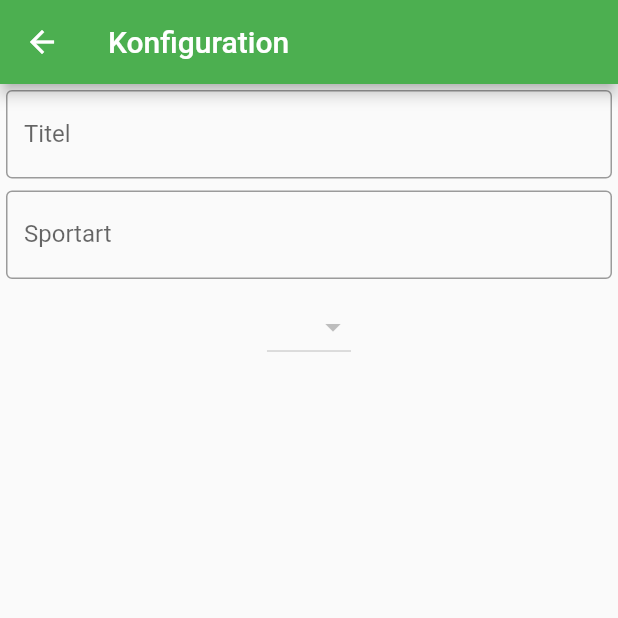
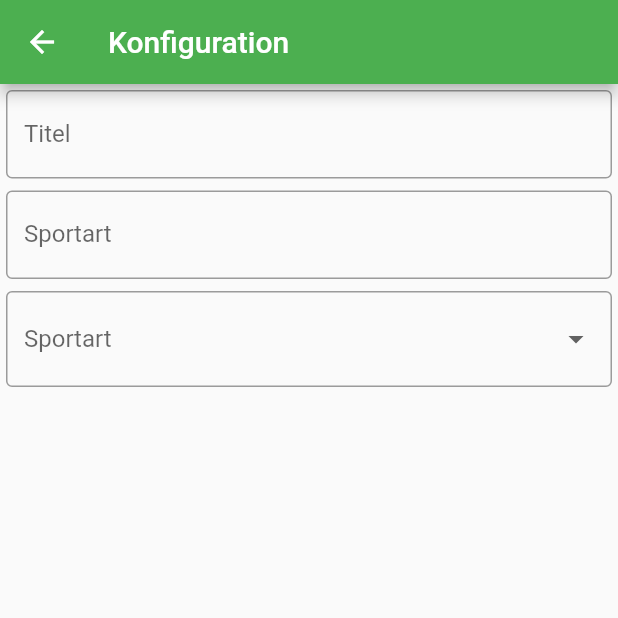
Before and after one commit to KuhnFinn/TableCreater, a Flutter app: the CreateSchedule screen opened directly, on a phone screen of 412 x 824 dp, the top half of it. Run offline on Flutter 3.47's test engine with Material 2 defaults, Android fonts, the phone set to English and light mode, and no system bars.

```diff
--- a/lib/Routes/CreateSchedule.dart
+++ b/lib/Routes/CreateSchedule.dart
@@ -2,7 +2,72 @@ import 'package:flutter/cupertino.dart';
 import 'package:flutter/material.dart';
 import 'package:flutter_app/data/Text.dart';
 
-class CreateSchedule extends StatelessWidget {
+class CreateSchedule extends StatefulWidget {
+  @override
+  State<StatefulWidget> createState() => _initState();
+}
+
+enum sports { Fussball, Faustball }
+
+class _initState extends State<CreateSchedule> {
+  List<String> _sports = ['Fussball', 'Faustball'];
+  String _seleectedSport;
+  var _sport;
+
+  @override
+  Widget build(BuildContext context) {
+    return Scaffold(
+      appBar: AppBar(
+        title: Text(str_titelCreateSchedule),
+      ),
+      body: Column(children: <Widget>[
+        Padding(
+          padding: const EdgeInsets.all(4.0),
+          child: TextFormField(
+            decoration: InputDecoration(
+              border: OutlineInputBorder(),
+              labelText: 'Titel',
+            ),
+          ),
+        ),
+        Padding(
+          padding: const EdgeInsets.all(4.0),
+          child: TextFormField(
+            decoration: InputDecoration(
+              border: OutlineInputBorder(),
+              labelText: 'Sportart',
+            ),
+          ),
+        ),
+
+        Padding(
+          padding: const EdgeInsets.all(4.0),
+          child: DropdownButtonFormField(
+            decoration: InputDecoration(
+              border: OutlineInputBorder(),
+            ),
+            value: _seleectedSport,
+            items: _sports
+                .map<DropdownMenuItem<String>>((String value) {
+              return DropdownMenuItem<String>(
+                value: value,
+                child: Text(value),
+              );
+            }).toList(),
+            onChanged: (newValue) {
+              setState(() {
+                _seleectedSport = newValue;
+              });
+            },
+            hint: Text("Sportart"),
+          ),
+        ),
+      ]),
+    );
+  }
+}
+
+class CreateSchedule2 extends StatelessWidget {
   @override
   Widget build(BuildContext context) {
     // TODO: implement build
@@ -29,20 +94,7 @@ class CreateSchedule extends StatelessWidget {
             ),
           ),
         ),
-        Padding(
-          padding: const EdgeInsets.all(4.0),
-          child: DropdownButton<String>(
-            icon: Icon(Icons.arrow_drop_down),
-            value: 'Drei',
-            items: <String>['One', 'Two', 'Free', 'Four']
-                .map<DropdownMenuItem<String>>((String value) {
-              return DropdownMenuItem<String>(
-                value: value,
-                child: Text(value),
-              );
-            }).toList(),
-          ),
-        ),
+        Padding(padding: const EdgeInsets.all(4.0)),
       ]),
     );
   }
--- a/lib/main.dart
+++ b/lib/main.dart
@@ -12,7 +12,6 @@ class MyApp extends StatelessWidget {
       title: str_titel,
       theme: ThemeData(
         primarySwatch: Colors.green,
-
       ),
       home: MyHomePage(title: str_titel),
     );
@@ -22,8 +21,6 @@ class MyApp extends StatelessWidget {
 class MyHomePage extends StatefulWidget {
   MyHomePage({Key key, this.title}) : super(key: key);
 
-
-
   final String title;
 
   @override
@@ -31,56 +28,43 @@ class MyHomePage extends StatefulWidget {
 }
 
 class _MyHomePageState extends State<MyHomePage> {
-  int _counter = 0;
-
-  void _incrementCounter() {
-    setState(() {
-
-      _counter++;
-    });
-  }
-
   @override
   Widget build(BuildContext context) {
-    Schedule tab1 =new Schedule("Spieltga 2", new DateTime(2019,12,9,12,10), new DateTime(2019,3,30),"Fußball");
+    Schedule tab1 = new Schedule(
+        "Spieltga 2",
+        new DateTime(2019, 12, 9, 12, 10),
+        new DateTime(2019, 3, 30),
+        "Fußball");
 
     return Scaffold(
       appBar: AppBar(
-
         title: Text(widget.title),
         leading: Icon(Icons.menu),
       ),
       body: Column(
-
         mainAxisAlignment: MainAxisAlignment.start,
         children: <Widget>[
           Card(
-
             child: Column(
               children: <Widget>[
                 Image.asset('assets/images/Fußball_klein.png'),
                 ListTile(
-
-                    title:  Text("Spielplan 1"),
+                  title: Text("Spielplan 1"),
                   subtitle: Text("03.03.2019"),
                 ),
               ],
             ),
           ),
           Padding(
-              padding: const EdgeInsets.all(4.0),
-              child: tab1.generateCard()
-            ),
+              padding: const EdgeInsets.all(4.0), child: tab1.generateCard()),
           Padding(
-                padding: const EdgeInsets.all(4.0),
-                child: tab1.generateCard()
-            ),
-
+              padding: const EdgeInsets.all(4.0), child: tab1.generateCard()),
         ],
       ),
 
       floatingActionButton: FloatingActionButton(
-        onPressed: () {Navigator.push(
+        onPressed: () {
+          Navigator.push(
             context,
             MaterialPageRoute(builder: (context) => CreateSchedule()),
           );
```
Lines whose indentation alone changed are shown as unchanged.
